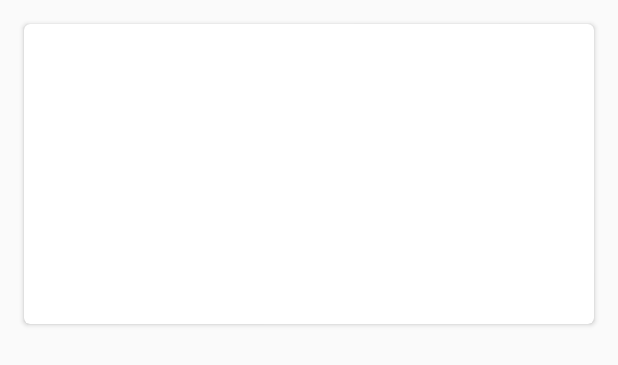
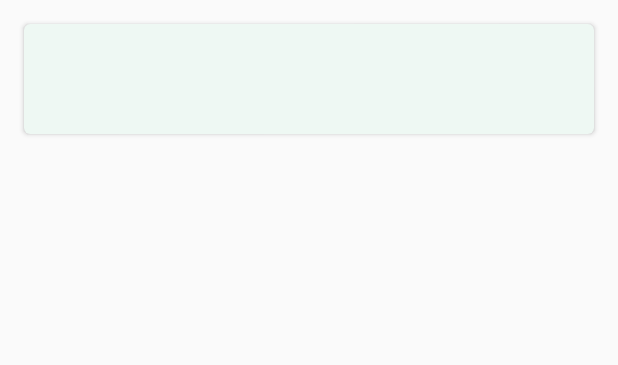
Before and after one commit to javierjmc/RecyclerViewTutorial, an Android app: the layout viewholder_card.xml on its own in the app's theme, with its tools: preview values and no code run, on a phone screen of 412 x 824 dp. Shown: the top 365 px of the screen. Run offline under Robolectric (Android 15) with nearby library versions, the phone set to English and light mode, and no system bars.

Commit message:
Added resources for new viewholder

```diff
--- a/app/src/main/res/layout/viewholder_item.xml
+++ b/app/src/main/res/layout/viewholder_card.xml
@@ -2,8 +2,9 @@
 <app:androidx.cardview.widget.CardView xmlns:android="http://schemas.android.com/apk/res/android"
 									   xmlns:app="http://schemas.android.com/apk/res-auto"
 									   android:layout_width="match_parent"
-									   android:layout_height="200dp"
+									   android:layout_height="wrap_content"
 									   app:cardCornerRadius="4dp"
+									   app:cardBackgroundColor="#EEF8F3"
 									   android:layout_margin="16dp">
 
 	<LinearLayout android:orientation="vertical"
```
Also changed, not shown: app/src/main/res/layout/viewholder_header.xml (added, +7 -0 lines), app/src/main/java/com/javiermendonca/listapplication/CardViewHolder.kt (renamed from app/src/main/java/com/javiermendonca/listapplication/ItemViewHolder.kt).
